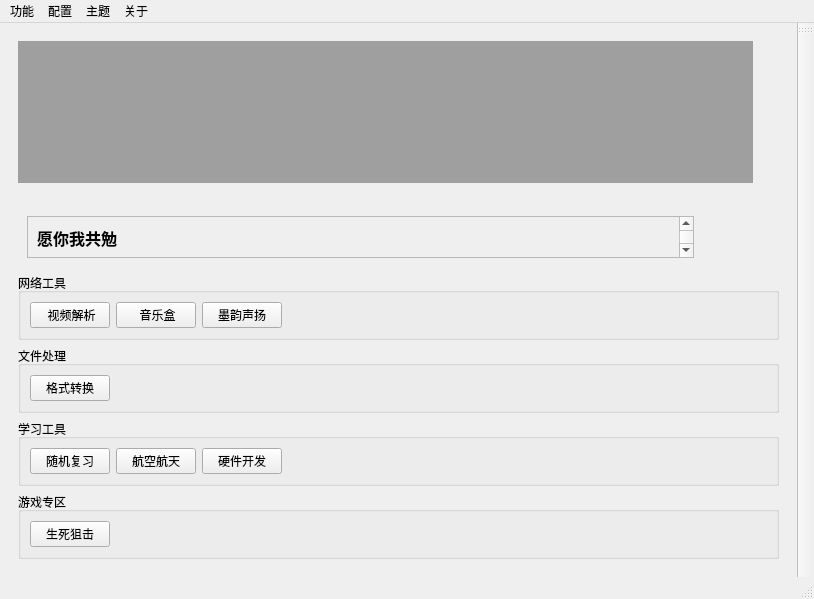
Qt form mainwindow.ui (HuaPi2d/HuaPi2d) before a commit.
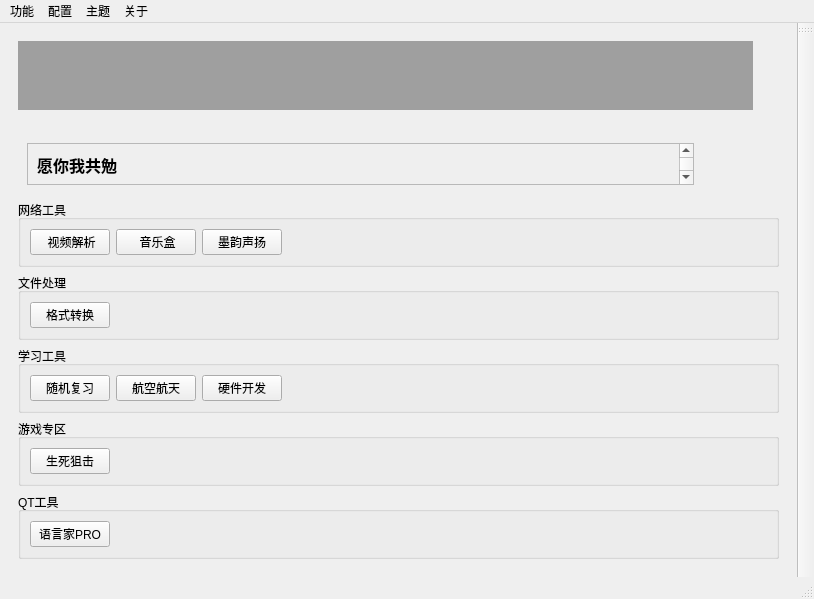
The same form after that commit. Icons and pictures are not drawn.

Commit message: 添加多语言设置

```diff
--- a/mainwindow.ui
+++ b/mainwindow.ui
@@ -400,6 +400,39 @@
          </layout>
         </widget>
        </item>
+       <item>
+        <widget class="QGroupBox" name="QTToolsGroupBox">
+         <property name="title">
+          <string>QT工具</string>
+         </property>
+         <layout class="QGridLayout" name="gridLayout_4">
+          <item row="0" column="0">
+           <widget class="QPushButton" name="qtLinguistPushButton">
+            <property name="text">
+             <string>语言家PRO</string>
+            </property>
+            <property name="icon">
+             <iconset resource="resource.qrc">
+              <normaloff>:/icon/resources/icons/linguist.ico</normaloff>:/icon/resources/icons/linguist.ico</iconset>
+            </property>
+           </widget>
+          </item>
+          <item row="0" column="1">
+           <spacer name="horizontalSpacer_3">
+            <property name="orientation">
+             <enum>Qt::Orientation::Horizontal</enum>
+            </property>
+            <property name="sizeHint" stdset="0">
+             <size>
+              <width>40</width>
+              <height>20</height>
+             </size>
+            </property>
+           </spacer>
+          </item>
+         </layout>
+        </widget>
+       </item>
       </layout>
      </widget>
     </item>
```
Left out of the diff: 18 changed lines with no effect on the pictures. The commit also changes 45 other files.
